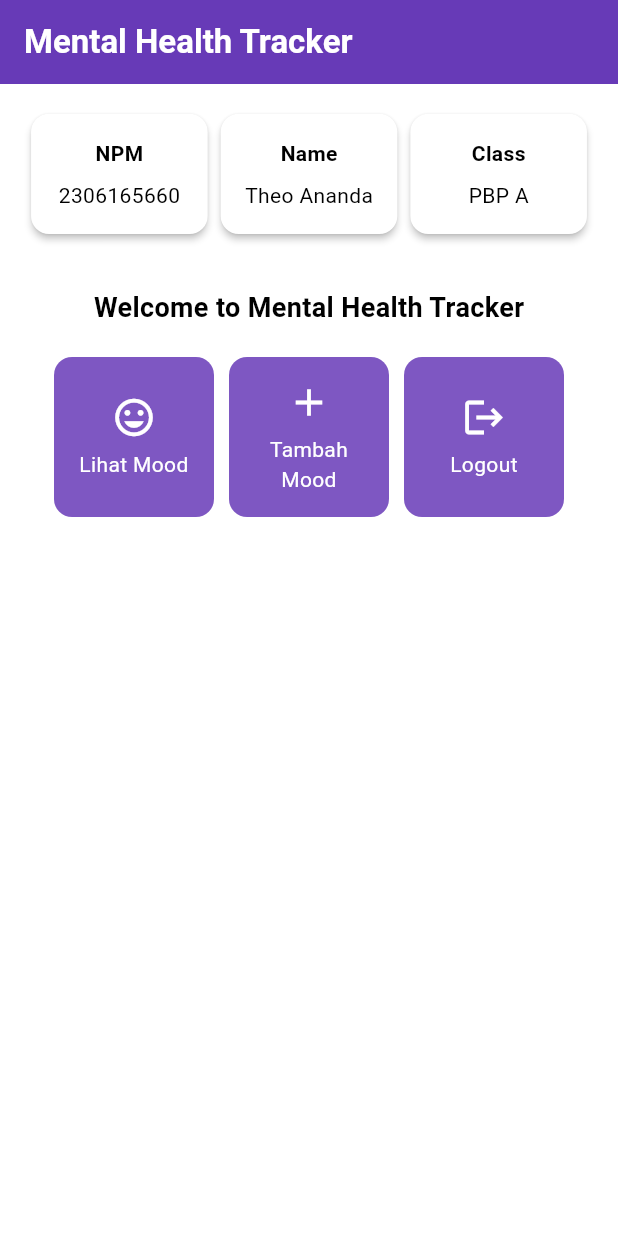
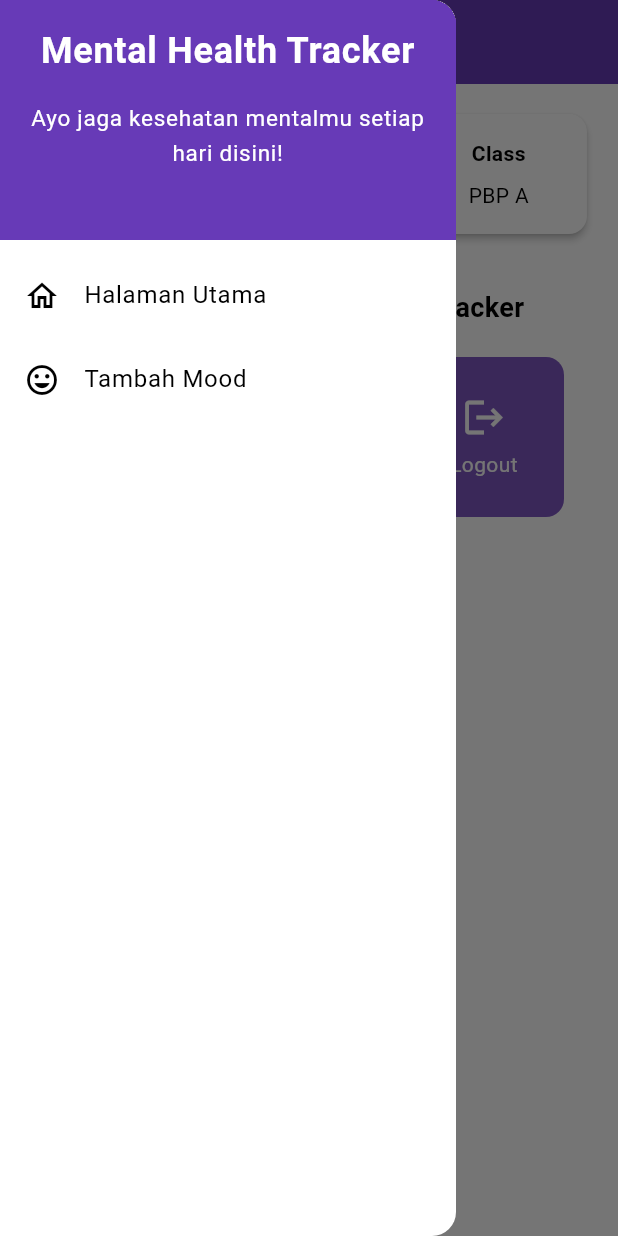
Before and after one commit to theoalll/mental-health-tracker-mobile, a Flutter app: the screen it shows after launch, with the side drawer open (before the commit the screen has no drawer), on a phone screen of 412 x 824 dp. Run offline on Flutter 3.47's test engine with Material 3 defaults, Android fonts, the phone set to English and light mode, and no system bars.

Commit message:
add drawer, form, and input element

```diff
--- a/lib/menu.dart
+++ b/lib/menu.dart
@@ -1,4 +1,6 @@
 import 'package:flutter/material.dart';
+import 'package:mental_health_tracker/widgets/left_drawer.dart';
+
 
 class MyHomePage extends StatelessWidget {
 
@@ -30,7 +32,9 @@ class MyHomePage extends StatelessWidget {
         ),
         // Warna latar belakang AppBar diambil dari skema warna tema aplikasi.
         backgroundColor: Theme.of(context).colorScheme.primary,
+        iconTheme: const IconThemeData(color: Colors.white),
       ),
+      drawer: const LeftDrawer(),
       // Body halaman dengan padding di sekelilingnya.
       body: Padding(
         padding: const EdgeInsets.all(16.0),
--- /dev/null
+++ b/lib/widgets/left_drawer.dart
@@ -0,0 +1,60 @@
+// TODO Implement this library.import 'package:flutter/material.dart';
+import 'package:flutter/material.dart';
+import 'package:mental_health_tracker/menu.dart';
+import 'package:mental_health_tracker/moodentry_form.dart';
+
+class LeftDrawer extends StatelessWidget {
+  const LeftDrawer({super.key});
+
+  @override
+  Widget build(BuildContext context) {
+    return Drawer(
+      child: ListView(
+        children: [
+          DrawerHeader(
+            decoration: BoxDecoration(
+              color: Theme.of(context).colorScheme.primary,
+            ),
+            child: const Column(
+              children: [
+                Text('Mental Health Tracker', textAlign: TextAlign.center,
+                  style: TextStyle(fontSize: 24, fontWeight: FontWeight.bold,
+                  color: Colors.white),
+                ),
+                Padding(padding: EdgeInsets.all(8)),
+                Text("Ayo jaga kesehatan mentalmu setiap hari disini!",
+                  textAlign: TextAlign.center, style: TextStyle(fontSize: 15,
+                      color: Colors.white),
+                ),
+              ],
+            ),
+          ),
+          ListTile(
+            leading: const Icon(Icons.home_outlined),
+            title: const Text('Halaman Utama'),
+            // Bagian redirection ke MyHomePage
+            onTap: () {
+              Navigator.pushReplacement(
+                  context,
+                  MaterialPageRoute(
+                    builder: (context) => MyHomePage(),
+                  ));
+            },
+          ),
+          ListTile(
+            leading: const Icon(Icons.mood),
+            title: const Text('Tambah Mood'),
+            // Bagian redirection ke MoodEntryFormPage
+            onTap: () {
+              Navigator.pushReplacement(
+                  context,
+                  MaterialPageRoute(
+                    builder: (context) => MoodEntryFormPage(),
+                  ));
+            },
+          ),
+        ],
+      ),
+    );
+  }
+}
```
Also changed, not shown: lib/moodentry_form.dart (added, +134 -0 lines), 1 other file.
